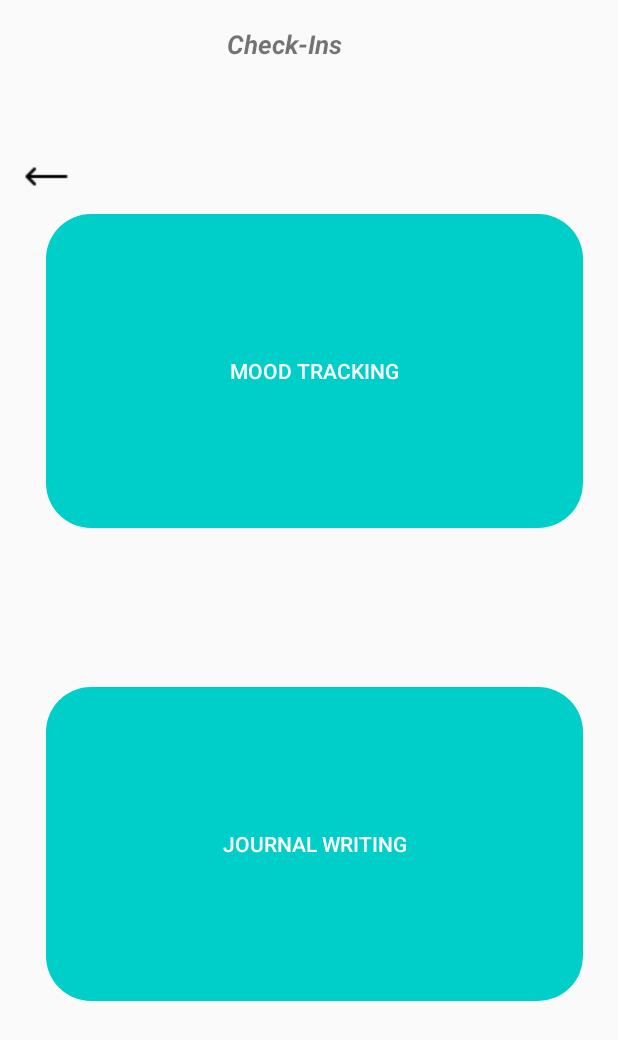
After one commit to chanu16/MellowApp_test01, an Android app: the layout activity_journal_first_menu.xml on its own in the app's theme, with its tools: preview values and no code run, on a phone screen of 412 x 824 dp. The commit adds this screen. Shown: the top 1040 px of the screen. Run offline under Robolectric (Android 15) with nearby library versions, the phone set to English and light mode, and no system bars.

Commit message:
first commit aadi

```diff
--- /dev/null
+++ b/app/src/main/java/com/example/mellowapp/JournalFirstMenu.java
@@ -0,0 +1,14 @@
+package com.example.mellowapp;
+
+import androidx.appcompat.app.AppCompatActivity;
+
+import android.os.Bundle;
+
+public class JournalFirstMenu extends AppCompatActivity {
+
+    @Override
+    protected void onCreate(Bundle savedInstanceState) {
+        super.onCreate(savedInstanceState);
+        setContentView(R.layout.activity_journal_first_menu);
+    }
+}
--- /dev/null
+++ b/app/src/main/res/layout/activity_journal_first_menu.xml
@@ -0,0 +1,81 @@
+<?xml version="1.0" encoding="utf-8"?>
+<androidx.constraintlayout.widget.ConstraintLayout xmlns:android="http://schemas.android.com/apk/res/android"
+    xmlns:app="http://schemas.android.com/apk/res-auto"
+    xmlns:tools="http://schemas.android.com/tools"
+    android:layout_width="match_parent"
+    android:layout_height="match_parent"
+    tools:context=".JournalFirstMenu">
+
+    <TextView
+        android:id="@+id/textView6"
+        android:layout_width="wrap_content"
+        android:layout_height="wrap_content"
+        android:layout_alignParentStart="true"
+        android:layout_alignParentTop="true"
+        android:layout_alignParentEnd="true"
+        android:layout_alignParentBottom="true"
+        android:layout_marginStart="25dp"
+        android:layout_marginTop="17dp"
+        android:layout_marginEnd="176dp"
+        android:layout_marginBottom="683dp"
+        android:text=" Check-Ins  "
+        android:textSize="17sp"
+        android:textStyle="bold|italic"
+        app:layout_constraintBottom_toBottomOf="parent"
+        app:layout_constraintEnd_toEndOf="parent"
+        app:layout_constraintHorizontal_bias="1.0"
+        app:layout_constraintStart_toStartOf="parent"
+        app:layout_constraintTop_toTopOf="parent"
+        app:layout_constraintVertical_bias="0.0" />
+
+    <ImageView
+        android:id="@+id/imageView2"
+        android:layout_width="wrap_content"
+        android:layout_height="wrap_content"
+        android:layout_marginStart="16dp"
+        android:layout_marginTop="10dp"
+        android:layout_marginEnd="101dp"
+        android:layout_marginBottom="691dp"
+        app:layout_constraintBottom_toBottomOf="parent"
+        app:layout_constraintEnd_toStartOf="@+id/textView6"
+        app:layout_constraintHorizontal_bias="0.0"
+        app:layout_constraintStart_toStartOf="parent"
+        app:layout_constraintTop_toTopOf="parent"
+        app:layout_constraintVertical_bias="1.0"
+        app:srcCompat="@drawable/back_button" />
+
+    <Button
+        android:id="@+id/mood_button"
+        android:layout_width="358dp"
+        android:layout_height="209dp"
+        android:layout_marginStart="30dp"
+        android:layout_marginTop="86dp"
+        android:layout_marginEnd="23dp"
+        android:layout_marginBottom="45dp"
+        android:text="Mood Tracking"
+        android:textColor="@color/white"
+        android:backgroundTint="@color/btcolor"
+        android:background="@drawable/roundview"
+        app:layout_constraintBottom_toTopOf="@+id/journal_button"
+        app:layout_constraintEnd_toEndOf="parent"
+        app:layout_constraintStart_toStartOf="parent"
+        app:layout_constraintTop_toBottomOf="@+id/textView6" />
+
+    <Button
+        android:id="@+id/journal_button"
+        android:layout_width="358dp"
+        android:layout_height="209dp"
+        android:layout_marginStart="30dp"
+        android:layout_marginTop="45dp"
+        android:layout_marginEnd="23dp"
+        android:layout_marginBottom="141dp"
+        android:text="Journal Writing"
+        android:textColor="@color/white"
+        android:backgroundTint="@color/btcolor"
+        android:background="@drawable/roundview"
+        app:layout_constraintBottom_toBottomOf="parent"
+        app:layout_constraintEnd_toEndOf="parent"
+        app:layout_constraintStart_toStartOf="parent"
+        app:layout_constraintTop_toBottomOf="@+id/mood_button" />
+
+</androidx.constraintlayout.widget.ConstraintLayout>
--- a/app/src/main/res/values/colors.xml
+++ b/app/src/main/res/values/colors.xml
@@ -7,4 +7,5 @@
     <color name="teal_700">#FF018786</color>
     <color name="black">#FF000000</color>
     <color name="white">#FFFFFFFF</color>
+    <color name="btcolor">#FF00cec9</color>
 </resources>
```
Also changed, not shown: app/src/main/res/drawable/back_button.png (added).
